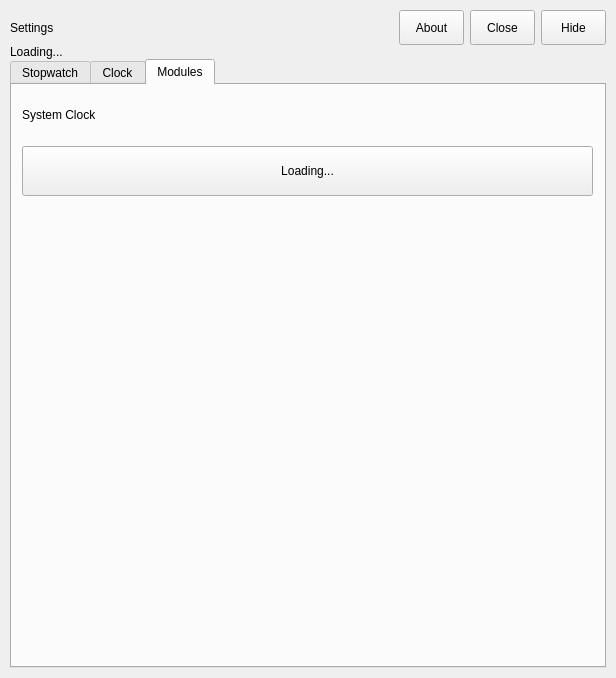
The window that stopwatchinteractiveeditor.ui (Bo0sted/phasmophobia-stopwatch-timer) describes before a commit, drawn with Qt 5.
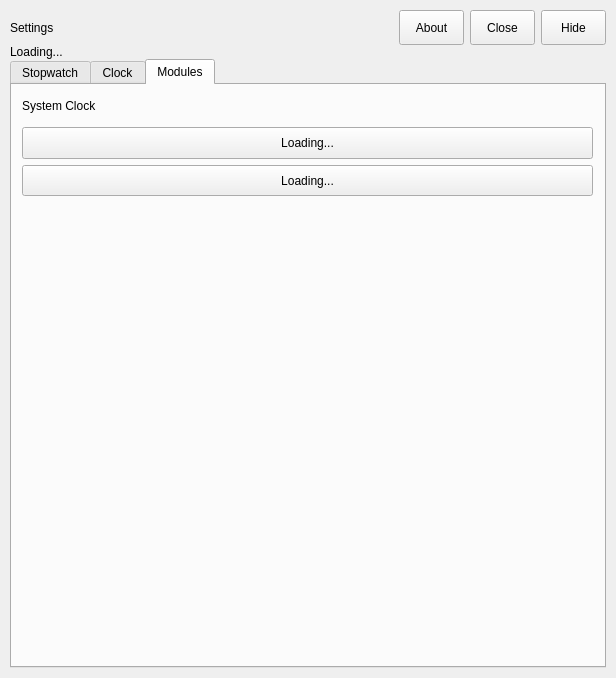
The same window after the commit. The open tabs and pages were chosen to show the change.

Commit message:
Stopwatch and clock can now be hidden
Implemented some dummy proofing as well to ensure that program is never running in an orphaned windowless state, and on startup if both modules are disabled then the config panel is automatically shown to give users an opportunity to enable a module.

Patch:
```diff
--- a/stopwatchinteractiveeditor.ui
+++ b/stopwatchinteractiveeditor.ui
@@ -1454,6 +1454,28 @@
             </property>
            </widget>
           </item>
+          <item>
+           <widget class="QPushButton" name="ToggleStopwatchPushButton">
+            <property name="enabled">
+             <bool>true</bool>
+            </property>
+            <property name="sizePolicy">
+             <sizepolicy hsizetype="Expanding" vsizetype="Preferred">
+              <horstretch>0</horstretch>
+              <verstretch>0</verstretch>
+             </sizepolicy>
+            </property>
+            <property name="maximumSize">
+             <size>
+              <width>16777215</width>
+              <height>50</height>
+             </size>
+            </property>
+            <property name="text">
+             <string>Loading...</string>
+            </property>
+           </widget>
+          </item>
           <item>
            <widget class="QPushButton" name="ToggleSystemModulePushButton">
             <property name="enabled">
```
Left out of the diff: 2 changed lines with no effect on the pictures. The commit also changes 9 other files.
